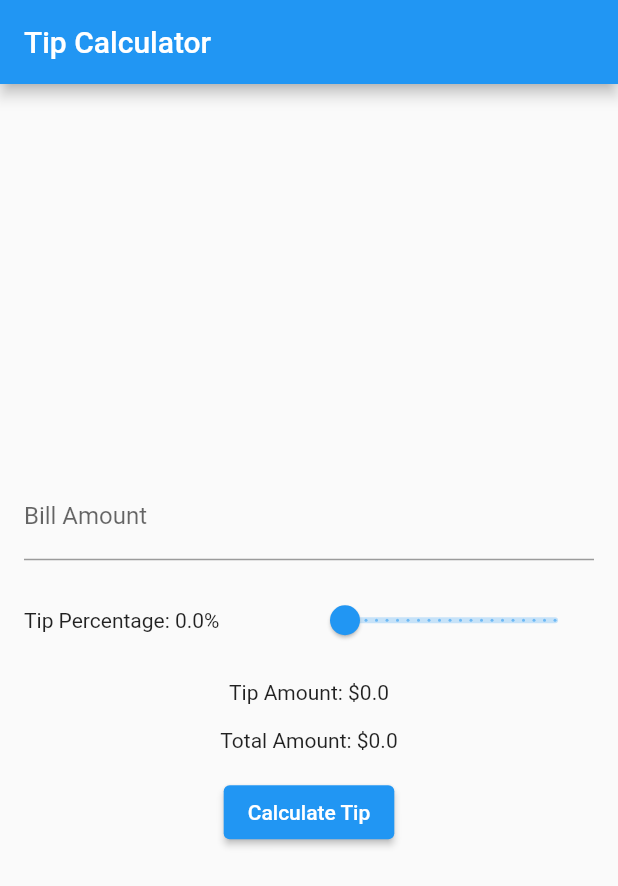
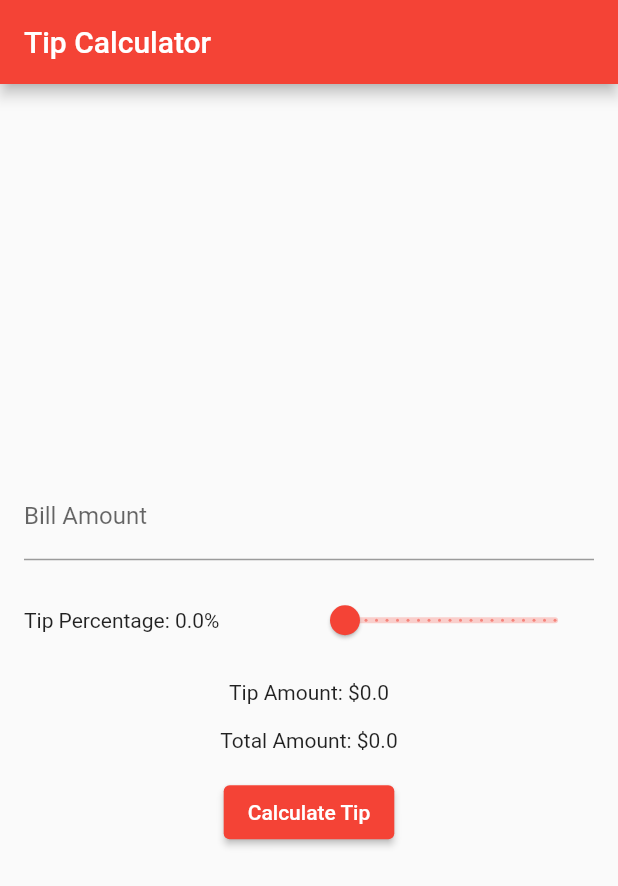
Before and after one commit to BabarShamsi-mset/The-Flutter-Way, a Flutter app: the screen it shows after launch, on a phone screen of 412 x 824 dp. Shown: the top 886 px of the screen. Run offline on Flutter 3.47's test engine with Material 2 defaults, Android fonts, the phone set to English and light mode, and no system bars.

Commit message:
Changed color

```diff
--- a/lib/main.dart
+++ b/lib/main.dart
@@ -9,6 +9,7 @@ class TipCalculatorApp extends StatelessWidget {
   Widget build(BuildContext context) {
     return MaterialApp(
       title: 'Tip Calculator',
+      theme: ThemeData(primarySwatch: Colors.red),
       home: TipCalculator(),
     );
   }
```
